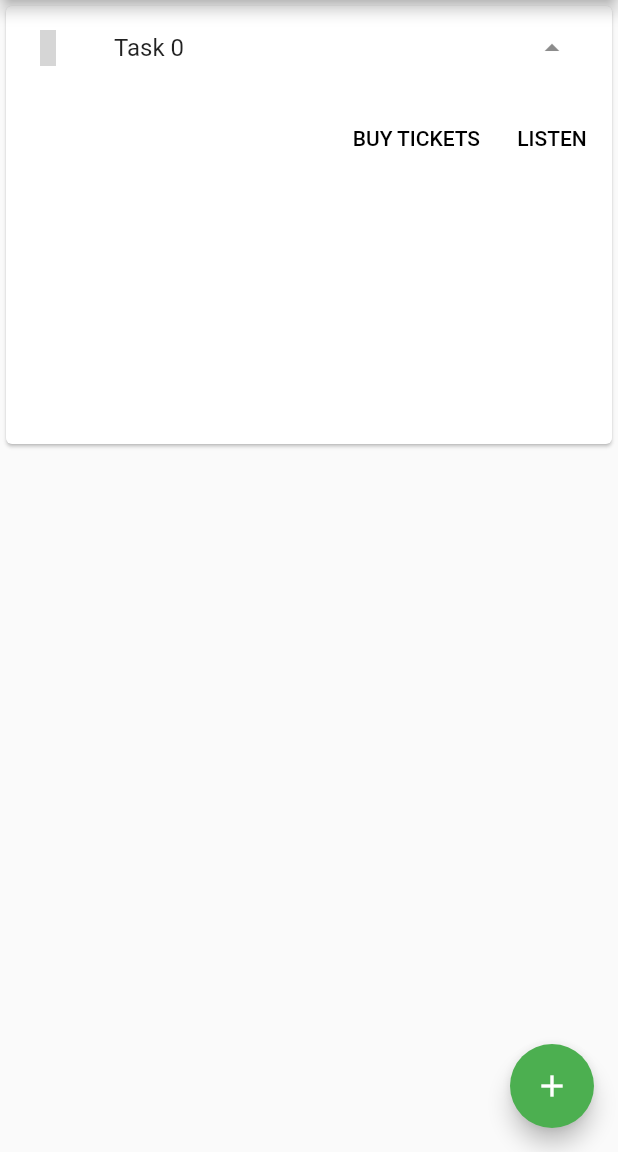
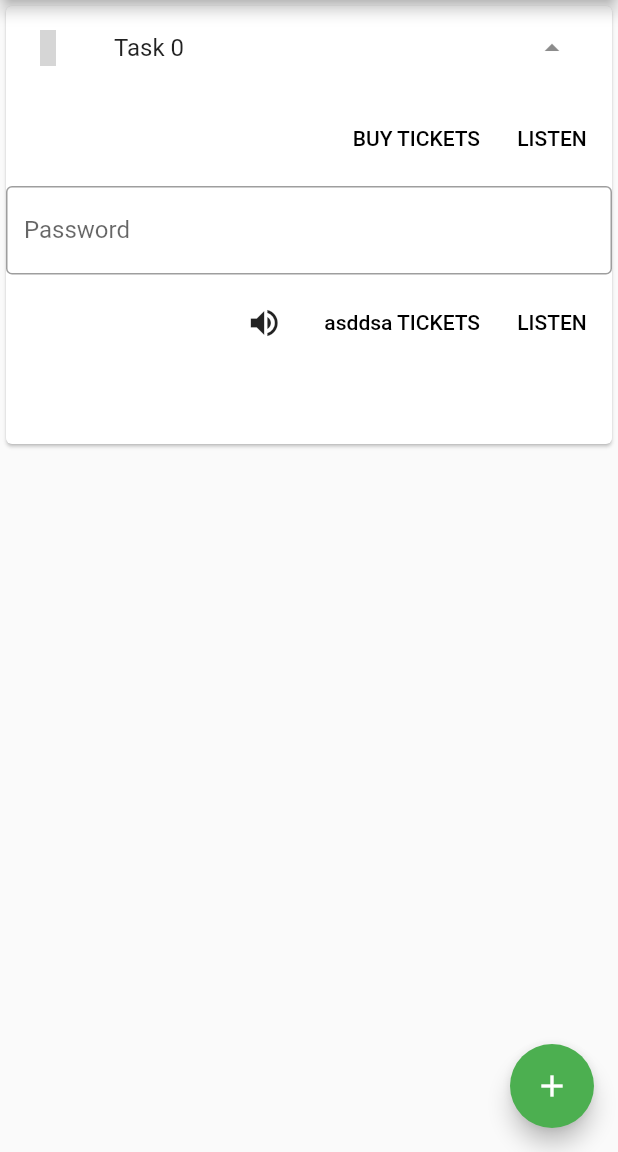
Before and after one commit to matthiaszarzecki/DailyTaskApp, a Flutter app: the screen it shows after launch, after a tap on the "add" icon, after a tap on the "arrow drop down" icon, on a phone screen of 412 x 824 dp, the part 84-1236 px from its top. Run offline on Flutter 3.47's test engine with Material 2 defaults, Android fonts, the phone set to English and light mode, and no system bars; our stand-ins replace material_design_icons_flutter, shared_preferences; missing offline and left inert: dart_random_choice; grey boxes are pictures that could not be loaded.

Commit message:
Add more experimental buttons

```diff
--- a/lib/task_screen.dart
+++ b/lib/task_screen.dart
@@ -211,11 +211,37 @@ class _TaskScreenState extends State<TaskScreen> {
         children: <Widget>[
           FlatButton(
             child: const Text('BUY TICKETS'),
-            onPressed: () {/* ... */},
+            onPressed: () {},
           ),
           FlatButton(
             child: const Text('LISTEN'),
-            onPressed: () {/* ... */},
+            onPressed: () {},
+          ),
+        ],
+      ),
+      TextField(
+        obscureText: true,
+        decoration: InputDecoration(
+          border: OutlineInputBorder(),
+          labelText: 'Password',
+        ),
+      ),
+      ButtonBar(
+        children: <Widget>[
+          IconButton(
+            icon: Icon(Icons.volume_up),
+            tooltip: 'Increase volume by 10',
+            onPressed: () {
+              setState(() {});
+            },
+          ),
+          FlatButton(
+            child: const Text('asddsa TICKETS'),
+            onPressed: () {},
+          ),
+          FlatButton(
+            child: const Text('LISTEN'),
+            onPressed: () {},
           ),
         ],
       ),
```
